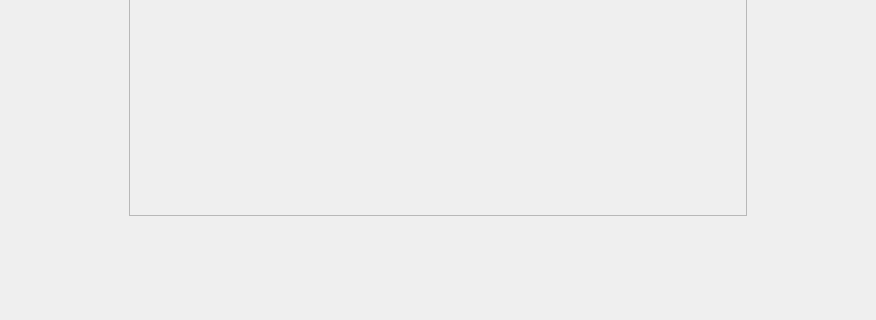
The window that yali4/gui/Ui/autoinstallationwidget.ui (dadas45li/yali) describes before a commit, drawn with Qt 5; both pictures show x 0 to 876 and y 246 to 566 of the 876 by 566 pixel window.
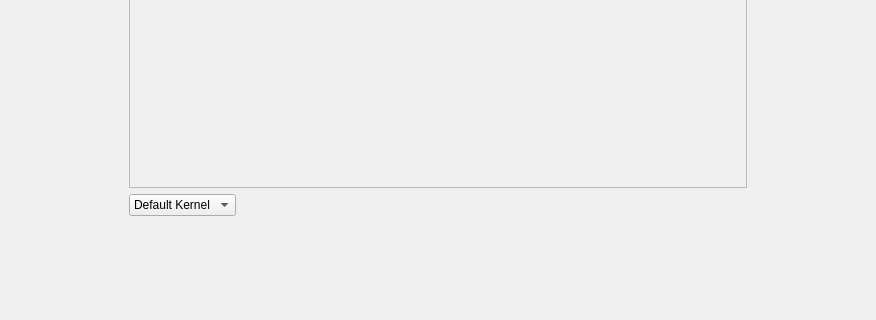
The same window after the commit.

Commit message: Add combo for kernel type selection

Diff of the .ui file:
```diff
--- a/yali4/gui/Ui/autoinstallationwidget.ui
+++ b/yali4/gui/Ui/autoinstallationwidget.ui
@@ -85,6 +85,45 @@
        </property>
       </widget>
      </item>
+     <item>
+      <layout class="QHBoxLayout" name="horizontalLayout">
+       <item>
+        <widget class="QComboBox" name="comboBox">
+         <item>
+          <property name="text">
+           <string>Default Kernel</string>
+          </property>
+         </item>
+         <item>
+          <property name="text">
+           <string>PAE Kernel</string>
+          </property>
+         </item>
+         <item>
+          <property name="text">
+           <string>RT Kernel</string>
+          </property>
+         </item>
+        </widget>
+       </item>
+       <item>
+        <spacer name="horizontalSpacer">
+         <property name="orientation">
+          <enum>Qt::Horizontal</enum>
+         </property>
+         <property name="sizeType">
+          <enum>QSizePolicy::Expanding</enum>
+         </property>
+         <property name="sizeHint" stdset="0">
+          <size>
+           <width>40</width>
+           <height>20</height>
+          </size>
+         </property>
+        </spacer>
+       </item>
+      </layout>
+     </item>
     </layout>
    </item>
    <item row="1" column="2">
```
